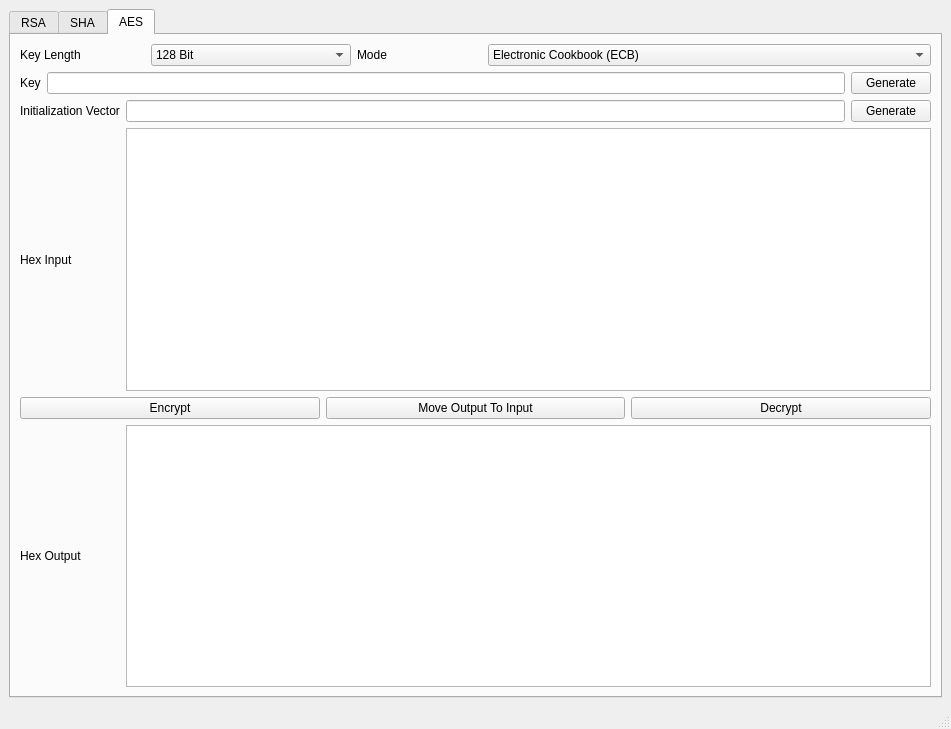
The window that C++_Implementations/QT_GUI_Cryptography/resources/mainwindow.ui (jbarbourmoore/Cryptography-Exploration) describes before a commit, drawn with Qt 5.
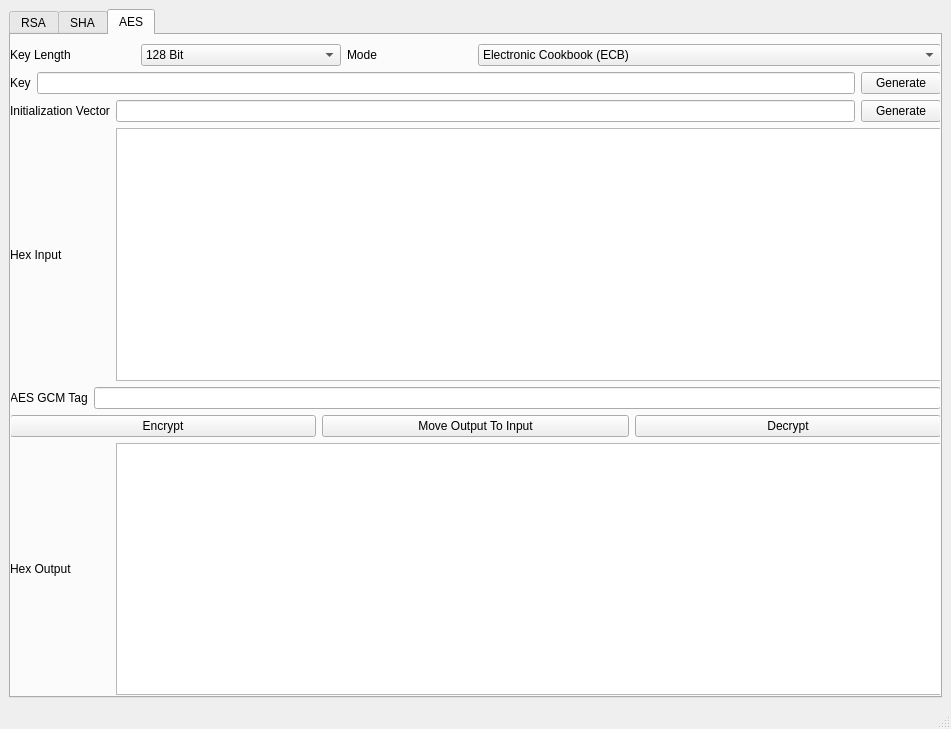
The same window after the commit. The open tabs and pages were chosen to show the change.

Commit message: AES GCM successfully added to the GUI application

```diff
--- a/C++_Implementations/QT_GUI_Cryptography/resources/mainwindow.ui
+++ b/C++_Implementations/QT_GUI_Cryptography/resources/mainwindow.ui
@@ -667,6 +667,15 @@
        <attribute name="title">
         <string>AES</string>
        </attribute>
+       <widget class="QWidget" name="">
+        <property name="geometry">
+         <rect>
+          <x>-1</x>
+          <y>9</y>
+          <width>931</width>
+          <height>651</height>
+         </rect>
+        </property>
        <layout class="QVBoxLayout" name="verticalLayout_13">
         <item>
          <layout class="QHBoxLayout" name="horizontalLayout_7">
@@ -829,6 +838,20 @@
           </item>
          </layout>
         </item>
+         <item>
+          <layout class="QHBoxLayout" name="horizontalLayout_14">
+           <item>
+            <widget class="QLabel" name="label_11">
+             <property name="text">
+              <string>AES GCM Tag</string>
+             </property>
+            </widget>
+           </item>
+           <item>
+            <widget class="QLineEdit" name="aes_gcm_tag_edit"/>
+           </item>
+          </layout>
+         </item>
         <item>
          <layout class="QHBoxLayout" name="horizontalLayout_13">
           <item>
@@ -879,6 +902,7 @@
          </layout>
         </item>
        </layout>
+       </widget>
       </widget>
      </widget>
     </item>
```
Lines whose indentation alone changed are shown as unchanged. The commit also changes 1 other file.
